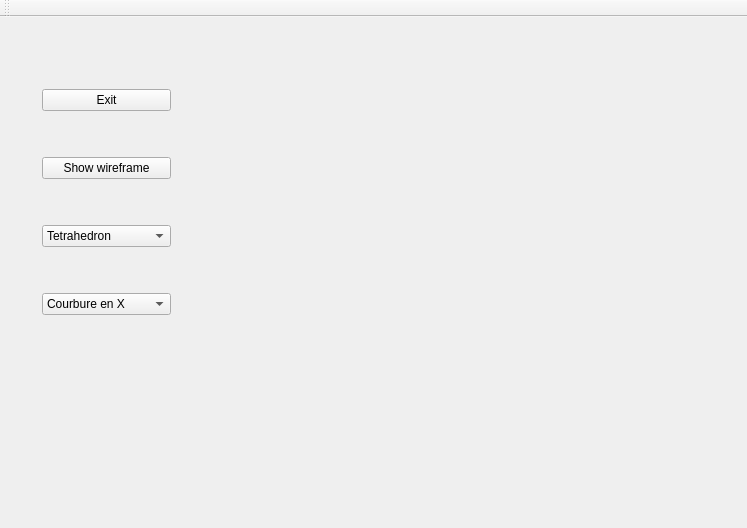
Above: mainwindow.ui from thomas-raynaud/Mesh_Computational_Geometry before the change. Below: the same form after it.
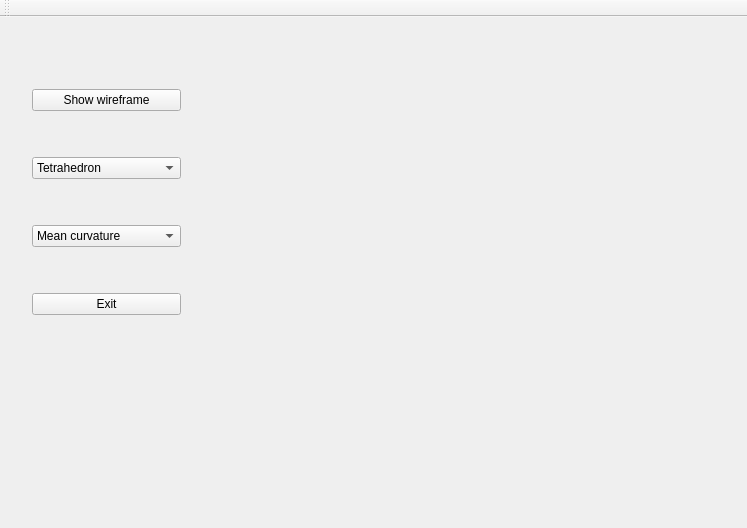
That is the form after the change. Custom widgets are drawn as their Qt base class.

```diff
--- a/mainwindow.ui
+++ b/mainwindow.ui
@@ -26,20 +26,13 @@
       <widget class="QWidget" name="verticalLayoutWidget">
        <property name="geometry">
         <rect>
-         <x>20</x>
+         <x>10</x>
          <y>10</y>
-         <width>151</width>
+         <width>171</width>
          <height>331</height>
         </rect>
        </property>
-       <layout class="QVBoxLayout" name="verticalLayout_2">
-        <item>
-         <widget class="QPushButton" name="pushButtonExit">
-          <property name="text">
-           <string>Exit</string>
-          </property>
-         </widget>
-        </item>
+       <layout class="QVBoxLayout" name="verticalLayout">
         <item>
          <widget class="QPushButton" name="pushButtonDisplayType">
           <property name="text">
@@ -75,7 +68,7 @@
          <widget class="QComboBox" name="comboBox_2">
           <item>
            <property name="text">
-            <string>Courbure en X</string>
+            <string>Mean curvature</string>
            </property>
           </item>
           <item>
@@ -95,6 +88,13 @@
           </item>
          </widget>
         </item>
+        <item>
+         <widget class="QPushButton" name="pushButtonExit">
+          <property name="text">
+           <string>Exit</string>
+          </property>
+         </widget>
+        </item>
        </layout>
       </widget>
      </widget>
```
Left out of the diff: 12 changed lines with no effect on the pictures.
